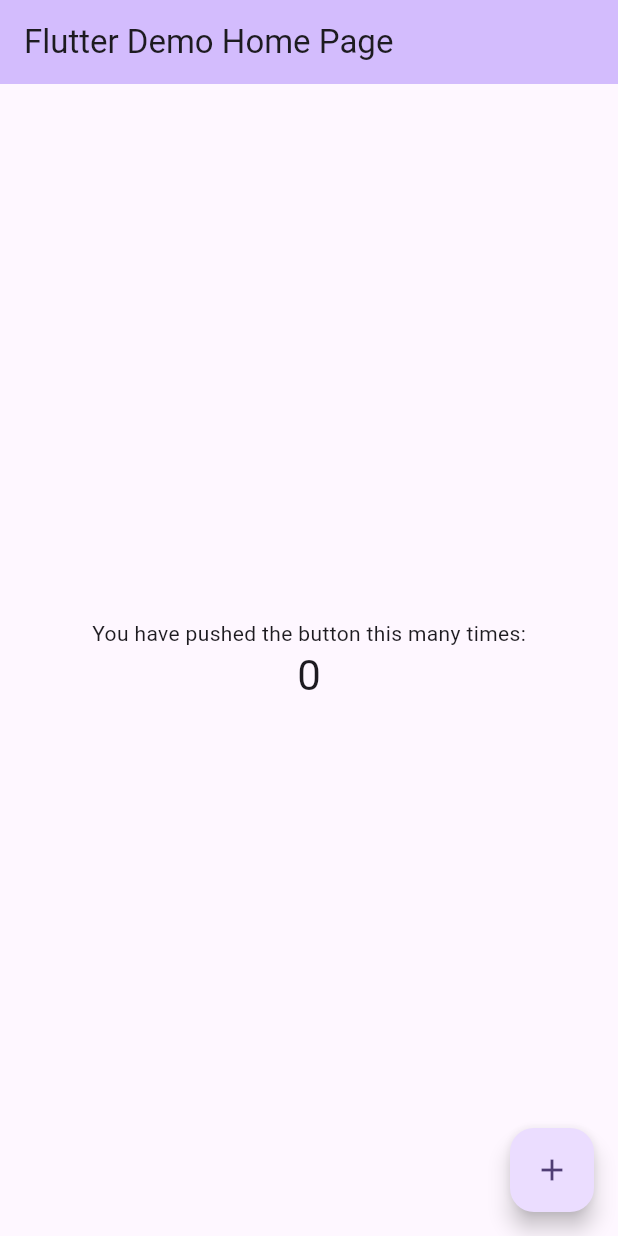
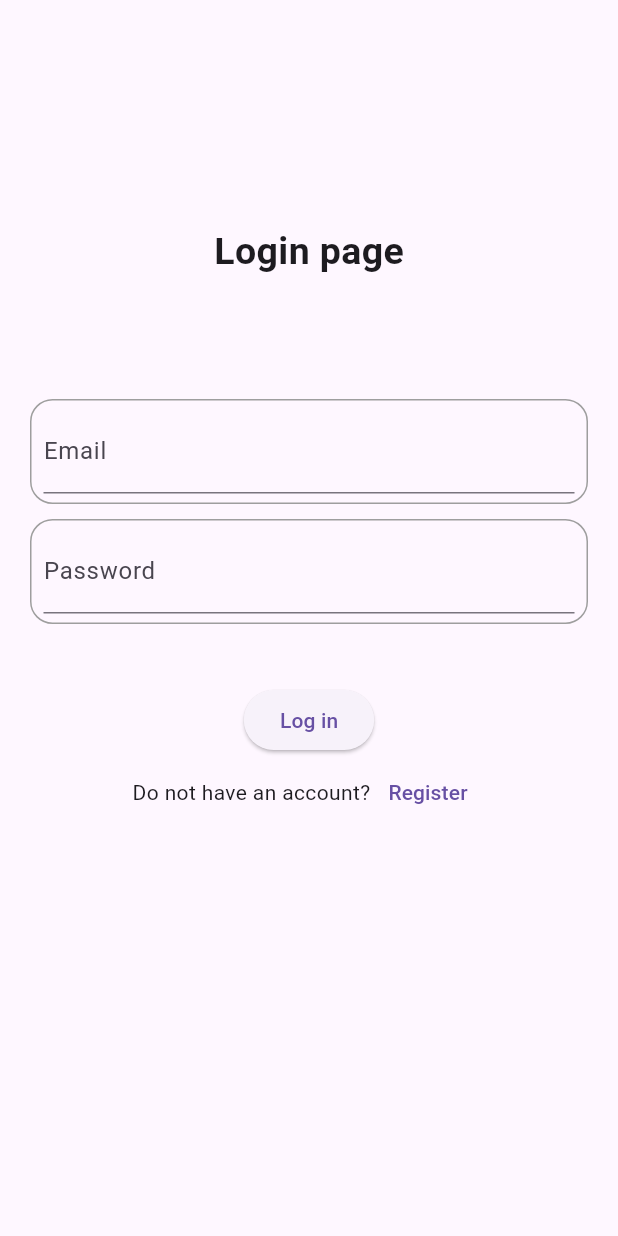
Before and after one commit to Martynov-Vlad-is-love/daily_planner, a Flutter app: the screen it shows after launch, on a phone screen of 412 x 824 dp. Run offline on Flutter 3.47's test engine with Material 3 defaults, Android fonts, the phone set to English and light mode, and no system bars; our stand-ins replace firebase_core; accounts and stored records are empty.

Commit message:
Add firebase. Add login page

```diff
--- /dev/null
+++ b/lib/login_page.dart
@@ -0,0 +1,71 @@
+import 'package:daily_planner_firebase_bloc/widget/custom_text_field.dart';
+import 'package:flutter/material.dart';
+
+class LoginPage extends StatefulWidget {
+  const LoginPage({super.key});
+
+  @override
+  State<LoginPage> createState() => _LoginPageState();
+}
+
+class _LoginPageState extends State<LoginPage> {
+  final emailController = TextEditingController(text: '');
+  final passwordController = TextEditingController(text: '');
+
+  @override
+  Widget build(BuildContext context) {
+    List<Widget> textFields = [
+      CustomTextField(emailController: emailController, label: 'Email'),
+      const SizedBox(
+        height: 10,
+      ),
+      CustomTextField(emailController: passwordController, label: 'Password'),
+    ];
+
+    return Scaffold(
+      body: LayoutBuilder(builder: (context, constraints) {
+        return SizedBox(
+          height: constraints.maxHeight,
+          width: constraints.maxWidth,
+          child: Center(
+            child: Padding(
+              padding: const EdgeInsets.only(left: 20.0, right: 20.0, top: 150),
+              child: Column(
+                children: [
+                  const Padding(
+                    padding: EdgeInsets.only(bottom: 80.0),
+                    child: Text(
+                      'Login page',
+                      style:
+                          TextStyle(fontSize: 25, fontWeight: FontWeight.w600),
+                    ),
+                  ),
+                  Column(
+                    children: [
+                      ...textFields,
+                    ],
+                  ),
+                  Padding(
+                    padding: const EdgeInsets.only(top: 40.0),
+                    child: ElevatedButton(
+                      onPressed: () {},
+                      child: const Text('Log in'),
+                    ),
+                  ),
+                  Row(
+                    mainAxisAlignment: MainAxisAlignment.center,
+                    children: [
+                      const Text('Do not have an account?'),
+                      TextButton(
+                          onPressed: () {}, child: const Text('Register'))
+                    ],
+                  )
+                ],
+              ),
+            ),
+          ),
+        );
+      }),
+    );
+  }
+}
--- a/lib/main.dart
+++ b/lib/main.dart
@@ -1,125 +1,6 @@
+import 'package:daily_planner_firebase_bloc/login_page.dart';
 import 'package:flutter/material.dart';
 
 void main() {
-  runApp(const MyApp());
+  runApp(const MaterialApp(home: LoginPage()));
 }
-
-class MyApp extends StatelessWidget {
-  const MyApp({super.key});
-
-  // This widget is the root of your application.
-  @override
-  Widget build(BuildContext context) {
-    return MaterialApp(
-      title: 'Flutter Demo',
-      theme: ThemeData(
-        // This is the theme of your application.
-        //
-        // TRY THIS: Try running your application with "flutter run". You'll see
-        // the application has a purple toolbar. Then, without quitting the app,
-        // try changing the seedColor in the colorScheme below to Colors.green
-        // and then invoke "hot reload" (save your changes or press the "hot
-        // reload" button in a Flutter-supported IDE, or press "r" if you used
-        // the command line to start the app).
-        //
-        // Notice that the counter didn't reset back to zero; the application
-        // state is not lost during the reload. To reset the state, use hot
-        // restart instead.
-        //
-        // This works for code too, not just values: Most code changes can be
-        // tested with just a hot reload.
-        colorScheme: ColorScheme.fromSeed(seedColor: Colors.deepPurple),
-        useMaterial3: true,
-      ),
-      home: const MyHomePage(title: 'Flutter Demo Home Page'),
-    );
-  }
-}
-
-class MyHomePage extends StatefulWidget {
-  const MyHomePage({super.key, required this.title});
-
-  // This widget is the home page of your application. It is stateful, meaning
-  // that it has a State object (defined below) that contains fields that affect
-  // how it looks.
-
-  // This class is the configuration for the state. It holds the values (in this
-  // case the title) provided by the parent (in this case the App widget) and
-  // used by the build method of the State. Fields in a Widget subclass are
-  // always marked "final".
-
-  final String title;
-
-  @override
-  State<MyHomePage> createState() => _MyHomePageState();
-}
-
-class _MyHomePageState extends State<MyHomePage> {
-  int _counter = 0;
-
-  void _incrementCounter() {
-    setState(() {
-      // This call to setState tells the Flutter framework that something has
-      // changed in this State, which causes it to rerun the build method below
-      // so that the display can reflect the updated values. If we changed
-      // _counter without calling setState(), then the build method would not be
-      // called again, and so nothing would appear to happen.
-      _counter++;
-    });
-  }
-
-  @override
-  Widget build(BuildContext context) {
-    // This method is rerun every time setState is called, for instance as done
-    // by the _incrementCounter method above.
-    //
-    // The Flutter framework has been optimized to make rerunning build methods
-    // fast, so that you can just rebuild anything that needs updating rather
-    // than having to individually change instances of widgets.
-    return Scaffold(
-      appBar: AppBar(
-        // TRY THIS: Try changing the color here to a specific color (to
-        // Colors.amber, perhaps?) and trigger a hot reload to see the AppBar
-        // change color while the other colors stay the same.
-        backgroundColor: Theme.of(context).colorScheme.inversePrimary,
-        // Here we take the value from the MyHomePage object that was created by
-        // the App.build method, and use it to set our appbar title.
-        title: Text(widget.title),
-      ),
-      body: Center(
-        // Center is a layout widget. It takes a single child and positions it
-        // in the middle of the parent.
-        child: Column(
-          // Column is also a layout widget. It takes a list of children and
-          // arranges them vertically. By default, it sizes itself to fit its
-          // children horizontally, and tries to be as tall as its parent.
-          //
-          // Column has various properties to control how it sizes itself and
-          // how it positions its children. Here we use mainAxisAlignment to
-          // center the children vertically; the main axis here is the vertical
-          // axis because Columns are vertical (the cross axis would be
-          // horizontal).
-          //
-          // TRY THIS: Invoke "debug painting" (choose the "Toggle Debug Paint"
-          // action in the IDE, or press "p" in the console), to see the
-          // wireframe for each widget.
-          mainAxisAlignment: MainAxisAlignment.center,
-          children: <Widget>[
-            const Text(
-              'You have pushed the button this many times:',
-            ),
-            Text(
-              '$_counter',
-              style: Theme.of(context).textTheme.headlineMedium,
-            ),
-          ],
-        ),
-      ),
-      floatingActionButton: FloatingActionButton(
-        onPressed: _incrementCounter,
-        tooltip: 'Increment',
-        child: const Icon(Icons.add),
-      ), // This trailing comma makes auto-formatting nicer for build methods.
-    );
-  }
-}
--- /dev/null
+++ b/lib/widget/custom_text_field.dart
@@ -0,0 +1,28 @@
+import 'package:flutter/material.dart';
+
+class CustomTextField extends StatelessWidget {
+  const CustomTextField({
+    super.key,
+    required this.emailController,
+    required this.label,
+  });
+
+  final TextEditingController emailController;
+  final String label;
+
+  @override
+  Widget build(BuildContext context) {
+    return Container(
+      decoration: BoxDecoration(
+          border: Border.all(color: Colors.grey),
+          borderRadius: BorderRadius.circular(15.0)),
+      child: Padding(
+        padding: const EdgeInsets.symmetric(horizontal: 8.0, vertical: 6.0),
+        child: TextFormField(
+          controller: emailController,
+          decoration: InputDecoration(label: Text(label)),
+        ),
+      ),
+    );
+  }
+}
--- a/pubspec.yaml
+++ b/pubspec.yaml
@@ -35,6 +35,9 @@ dependencies:
   # The following adds the Cupertino Icons font to your application.
   # Use with the CupertinoIcons class for iOS style icons.
   cupertino_icons: ^1.0.6
+  solid_lints: ^0.1.5
+  firebase_core: ^3.2.0
+  firebase_auth: ^5.1.2
 
 dev_dependencies:
   flutter_test:
```
Also changed, not shown: firebase.json (added), lib/firebase_options.dart (added), pubspec.lock, 4 other files.
